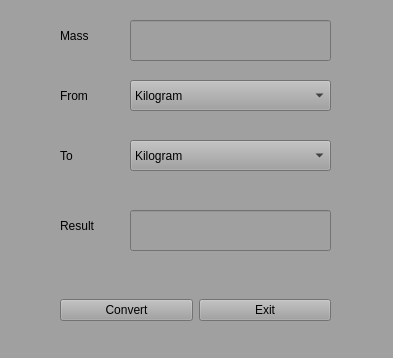
Above: uis/Ui_Base/mass.ui from JordanLeich/Ultimate-Calculator before the change. Below: the same form after it.
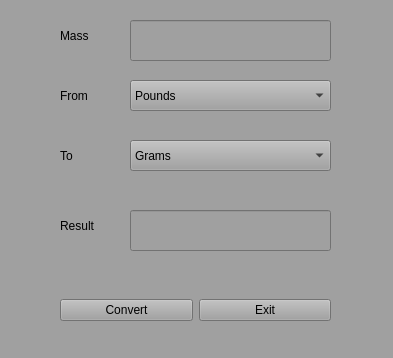
That is the form after the change.

```diff
--- a/uis/Ui_Base/mass.ui
+++ b/uis/Ui_Base/mass.ui
@@ -40,7 +40,10 @@
      <bool>false</bool>
     </property>
     <property name="currentText">
-     <string>Kilogram</string>
+     <string>Pounds</string>
+    </property>
+    <property name="currentIndex">
+     <number>2</number>
     </property>
     <property name="duplicatesEnabled">
      <bool>false</bool>
@@ -82,7 +85,10 @@
      <bool>false</bool>
     </property>
     <property name="currentText">
-     <string>Kilogram</string>
+     <string>Grams</string>
+    </property>
+    <property name="currentIndex">
+     <number>3</number>
     </property>
     <item>
      <property name="text">
@@ -167,7 +173,7 @@
      <string>Result</string>
     </property>
    </widget>
-   <widget class="QWidget" name="">
+   <widget class="QWidget" name="layoutWidget">
     <property name="geometry">
      <rect>
       <x>60</x>
```
Left out of the diff: 6 changed lines with no effect on the pictures.
